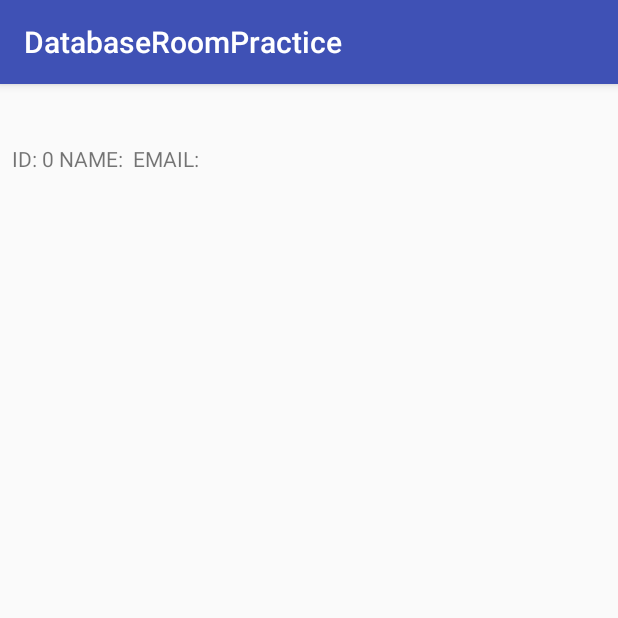
After one commit to JabariKemp/DatabaseRoomPractice, an Android app: the fragment ReadUserFragment placed in its activity, on a phone screen of 412 x 824 dp, the top half of it. The commit adds this screen. Run offline under Robolectric (Android 15) with nearby library versions, the phone set to English and light mode, and no system bars; our stand-ins replace Room's generated code.

Commit message:
read users

```diff
--- a/app/src/main/java/com/dev/jabarik/databaseroompractice/AddUserFragment.java
+++ b/app/src/main/java/com/dev/jabarik/databaseroompractice/AddUserFragment.java
@@ -50,12 +50,9 @@ public class AddUserFragment extends Fragment {
                 user.setEmail(useremail);
 
 
-                AsyncTask.execute(new Runnable() {
-                    @Override
-                    public void run() {
+
                         MainActivity.myAppDatabase.myDao().addUser(user);
-                    }
-                });
+
                 Toast.makeText(getActivity(), "User Added", Toast.LENGTH_SHORT).show();
 
                 UserId.setText("");
--- a/app/src/main/java/com/dev/jabarik/databaseroompractice/HomeFragment.java
+++ b/app/src/main/java/com/dev/jabarik/databaseroompractice/HomeFragment.java
@@ -14,7 +14,7 @@ import android.widget.Button;
  */
 public class HomeFragment extends Fragment implements View.OnClickListener{
 
-    private Button btnAddUser;
+    private Button btnAddUser, btnReadUsers;
 
     public HomeFragment() {
         // Required empty public constructor
@@ -28,6 +28,8 @@ public class HomeFragment extends Fragment implements View.OnClickListener{
         View view = inflater.inflate(R.layout.fragment_home, container, false);
         btnAddUser = view.findViewById(R.id.btn_add_user);
         btnAddUser.setOnClickListener(this);
+        btnReadUsers = view.findViewById(R.id.btn_view_user);
+        btnReadUsers.setOnClickListener(this);
 
         return view;
     }
@@ -38,7 +40,11 @@ public class HomeFragment extends Fragment implements View.OnClickListener{
         switch (view.getId())
         {
             case R.id.btn_add_user:
-                MainActivity.fragmentManager.beginTransaction().replace(R.id.frame_main_activity, new AddUserFragment()).commit();
+                MainActivity.fragmentManager.beginTransaction().replace(R.id.frame_main_activity, new AddUserFragment()).addToBackStack(null).commit();
+                break;
+
+            case R.id.btn_view_user:
+                MainActivity.fragmentManager.beginTransaction().replace(R.id.frame_main_activity, new ReadUserFragment()).addToBackStack(null).commit();
                 break;
         }
 
--- a/app/src/main/java/com/dev/jabarik/databaseroompractice/MyDao.java
+++ b/app/src/main/java/com/dev/jabarik/databaseroompractice/MyDao.java
@@ -2,6 +2,9 @@ package com.dev.jabarik.databaseroompractice;
 
 import android.arch.persistence.room.Dao;
 import android.arch.persistence.room.Insert;
+import android.arch.persistence.room.Query;
+
+import java.util.List;
 
 @Dao
 public interface MyDao {
@@ -9,6 +12,7 @@ public interface MyDao {
     @Insert
     public void addUser(User user);
 
-
+    @Query("select * from user")
+    public List<User> getUsers();
 
 }
--- /dev/null
+++ b/app/src/main/java/com/dev/jabarik/databaseroompractice/ReadUserFragment.java
@@ -0,0 +1,48 @@
+package com.dev.jabarik.databaseroompractice;
+
+
+import android.os.Bundle;
+import android.support.v4.app.Fragment;
+import android.view.LayoutInflater;
+import android.view.View;
+import android.view.ViewGroup;
+import android.widget.TextView;
+
+import java.util.List;
+
+
+/**
+ * A simple {@link Fragment} subclass.
+ */
+public class ReadUserFragment extends Fragment {
+
+    private TextView TxtInfo;
+
+    public ReadUserFragment() {
+        // Required empty public constructor
+    }
+
+
+    @Override
+    public View onCreateView(LayoutInflater inflater, ViewGroup container,
+                             Bundle savedInstanceState) {
+        // Inflate the layout for this fragment
+        View view = inflater.inflate(R.layout.fragment_read_user, container, false);
+
+        TxtInfo = view.findViewById(R.id.txt_read_user);
+        List<User> usersInfo = MainActivity.myAppDatabase.myDao().getUsers();
+        String info = "";
+
+        for(User usr : usersInfo)
+        {
+            int usrid = usr.getId();
+            String usrname = usr.getName();
+            String usremail = usr.getEmail();
+            info = info +"\n\n"+ "ID: "+ usrid + " NAME: "+ usrname + " EMAIL: "+ usremail;
+        }
+
+        TxtInfo.setText(info);
+        return view;
+    }
+
+}
--- /dev/null
+++ b/app/src/main/res/layout/fragment_read_user.xml
@@ -0,0 +1,15 @@
+<?xml version="1.0" encoding="utf-8"?>
+<FrameLayout xmlns:android="http://schemas.android.com/apk/res/android"
+    xmlns:tools="http://schemas.android.com/tools"
+    android:layout_width="match_parent"
+    android:layout_height="match_parent"
+    tools:context=".ReadUserFragment">
+
+    <!-- TODO: Update blank fragment layout -->
+    <TextView
+        android:layout_width="match_parent"
+        android:layout_height="match_parent"
+        android:id="@+id/txt_read_user"
+        android:text="" />
+
+</FrameLayout>
```
